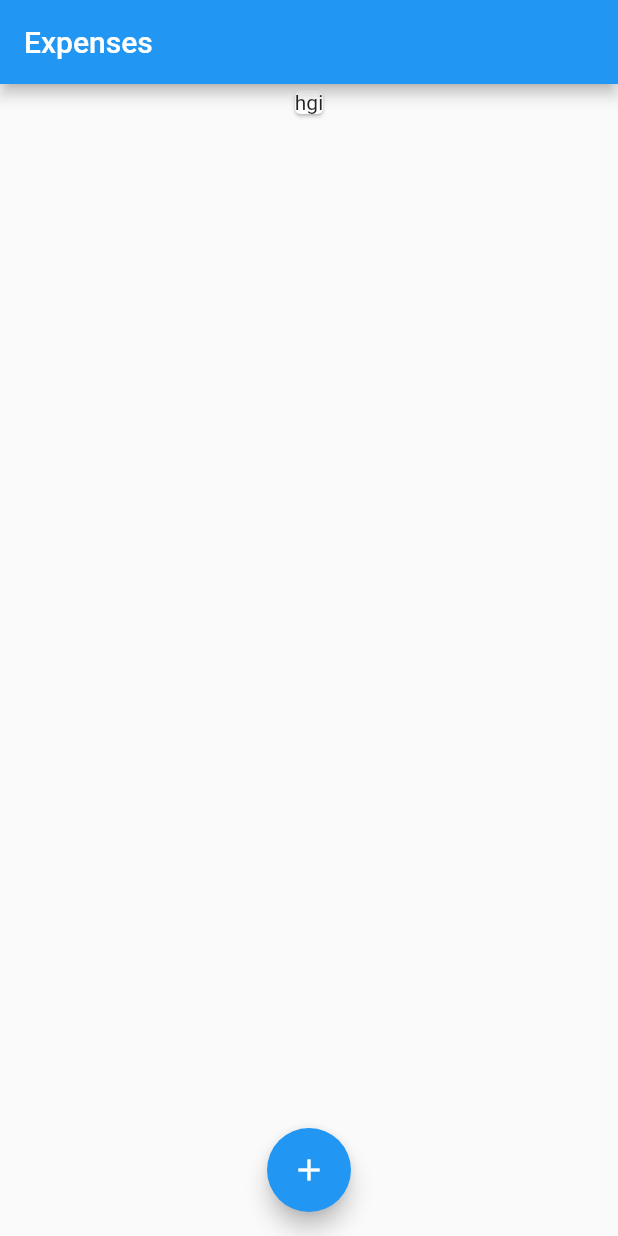
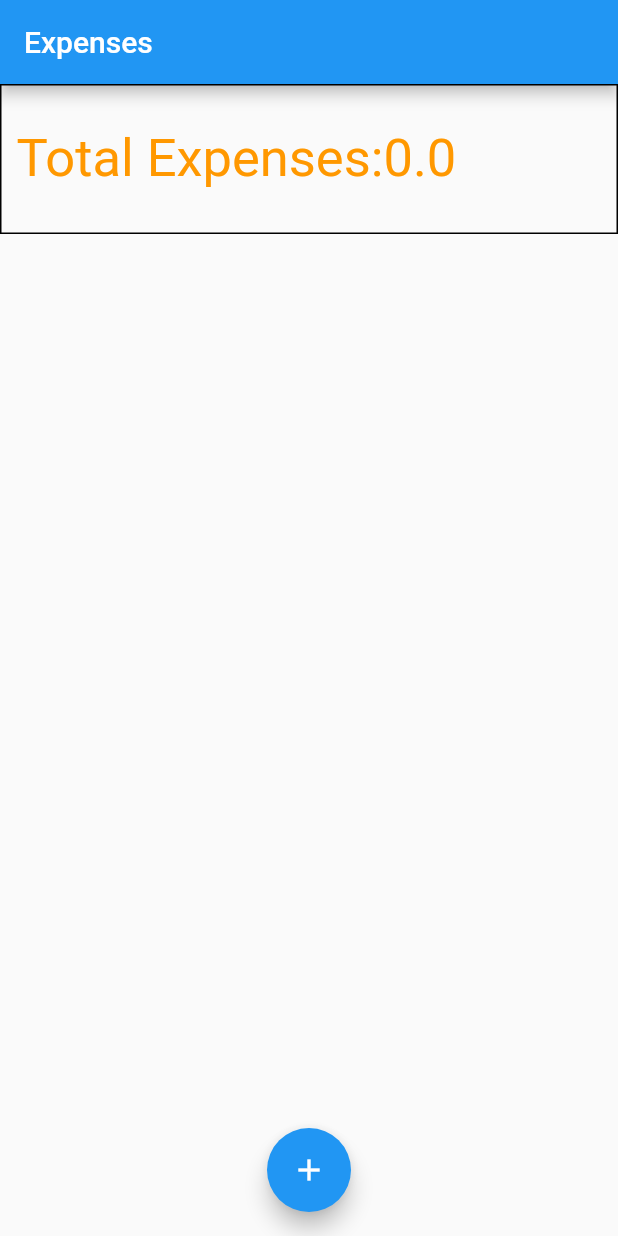
Before and after one commit to dhruvrawat777/Personal_expenses_app, a Flutter app: the screen it shows after launch, on a phone screen of 412 x 824 dp. Run offline on Flutter 3.47's test engine with Material 2 defaults, Android fonts, the phone set to English and light mode, and no system bars.

Commit message:
Added delete option using provider and list operations

```diff
--- a/lib/providers/transactionlist.dart
+++ b/lib/providers/transactionlist.dart
@@ -13,4 +13,17 @@ class TransactionList with ChangeNotifier {
     _transactionList.add(x);
     notifyListeners();
   }
+
+  double total() {
+    double x = 0;
+    for (int i = 0; i < _transactionList.length; ++i) {
+      x += _transactionList[i].amount;
+    }
+    return double.parse((x).toStringAsFixed(3));
+  }
+
+  void deleter(String id) {
+    _transactionList.removeWhere((element) => element.id == id);
+    notifyListeners();
+  }
 }
--- a/lib/ui/Transactions.dart
+++ b/lib/ui/Transactions.dart
@@ -1,10 +1,21 @@
 import 'package:flutter/material.dart';
+
 import 'package:provider/provider.dart';
 import '../providers/transactionlist.dart';
 
 class Transactions extends StatelessWidget {
   // final List<Transaction> transactionList;
   //Transactions({@required this.transactionList});
+  double getexpense(BuildContext ctx) {
+    final pro = Provider.of<TransactionList>(ctx);
+    return pro.total();
+  }
+
+  void deleter(BuildContext ctx, String id) {
+    final pro = Provider.of<TransactionList>(ctx, listen: false);
+    pro.deleter(id);
+  }
+
   @override
   Widget build(BuildContext context) {
     final td = Provider.of<TransactionList>(context);
@@ -12,8 +23,21 @@ class Transactions extends StatelessWidget {
     print(transactionlist);
     return Column(
       children: [
-        Card(
-          child: Text('hgi'),
+        Container(
+          decoration: BoxDecoration(
+            border: Border.all(color: Colors.black),
+          ),
+          width: double.infinity,
+          alignment: Alignment.centerLeft,
+          padding: EdgeInsets.only(left: 10),
+          height: 100,
+          child: Text(
+            'Total Expenses:' + getexpense(context).toString(),
+            style: TextStyle(
+              color: Colors.orange,
+              fontSize: 35,
+            ),
+          ),
         ),
         Expanded(
           //height: MediaQuery.of(context).size.height - 50,
@@ -31,6 +55,7 @@ class Transactions extends StatelessWidget {
                 child: ListTile(
                   leading: Icon(
                     Icons.account_box,
+                    color: Colors.amber,
                     size: 80,
                   ),
                   title: Container(
@@ -46,6 +71,19 @@ class Transactions extends StatelessWidget {
                     'Rs: ' + transactionlist[index].amount.toString(),
                     style: TextStyle(fontSize: 20),
                   ),
+                  trailing: Container(
+                    padding: EdgeInsets.only(top: 12),
+                    child: IconButton(
+                      icon: Icon(
+                        Icons.delete,
+                        size: 40,
+                      ),
+                      color: Colors.red,
+                      onPressed: () {
+                        deleter(ctx, transactionlist[index].id);
+                      },
+                    ),
+                  ),
                 ),
               );
             },
```
